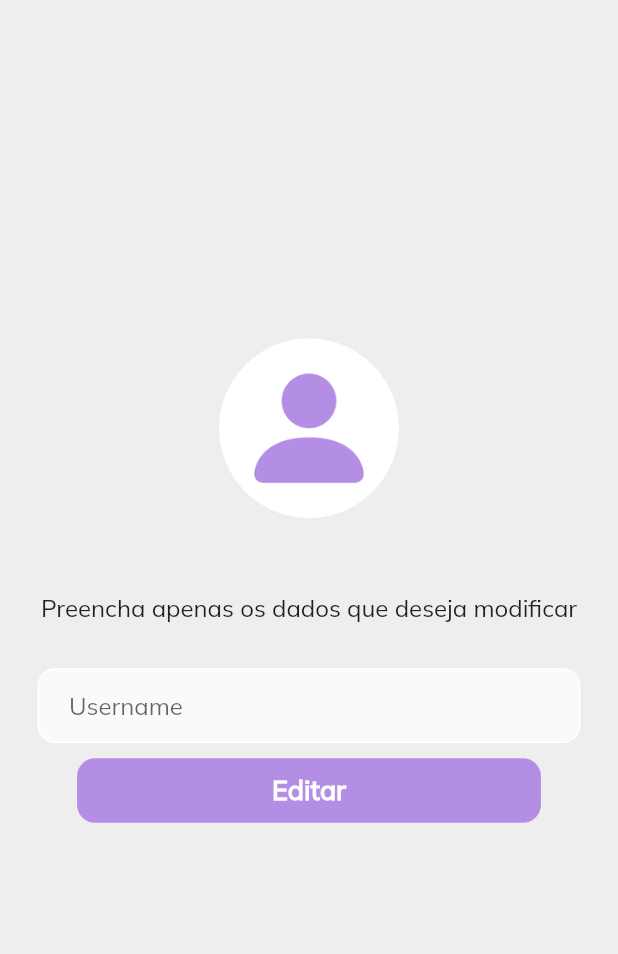
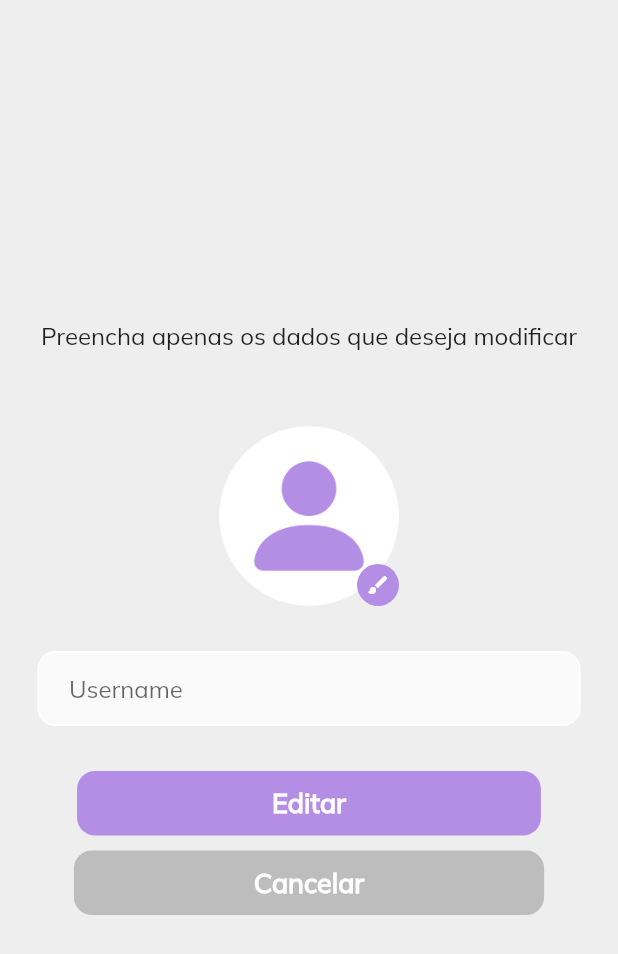
Before and after one commit to MartaMariz/PI_PCAs, a Flutter app: the EditPage screen opened directly with empty values, on a phone screen of 412 x 824 dp. Shown: the top 954 px of the screen. Run offline on Flutter 3.47's test engine with Material 2 defaults, Android fonts, the phone set to English and light mode, and no system bars; our stand-ins replace cloud_firestore, firebase_auth, firebase_core; accounts and stored records are empty.

Commit message:
Change profile pic + username

```diff
--- a/lib/view/pages/auth/logout_view.dart
+++ b/lib/view/pages/auth/logout_view.dart
@@ -68,6 +68,7 @@ class _LogOutPage extends State<LogOutPage>{
                   ),
                 ),
                 const SizedBox( height: 10),
+
                 //cancel button
                 Container(
                   child: GestureDetector(
--- a/lib/view/pages/edit_profile_view.dart
+++ b/lib/view/pages/edit_profile_view.dart
@@ -31,7 +31,7 @@ class _EditPage extends State<EditPage>{
 
   final _formKey = GlobalKey<FormState>();
   final _usernameController = TextEditingController();
-  final int _imageController = -1;
+  static late int _imageController = -1;
   final user;
 
   final DatabaseService _database = DatabaseService();
@@ -57,9 +57,12 @@ class _EditPage extends State<EditPage>{
     }
   }
 
+  Future cancel() async{
+    Navigator.pop(context);
+  }
+
   @override
   Widget build(BuildContext context) {
-
     return Scaffold(
         resizeToAvoidBottomInset: false,
         backgroundColor: Colors.grey[200],
@@ -70,18 +73,37 @@ class _EditPage extends State<EditPage>{
                   child: Column(
                     mainAxisAlignment: MainAxisAlignment.center,
                     children:  [
-                      CircleAvatar(
-                        radius : 60,
-                        backgroundColor: Colors.transparent,
-                        backgroundImage: ExactAssetImage(nullPic),
-                      ),
-                      const SizedBox( height: 50,),
                       const Text('Preencha apenas os dados que deseja modificar',
                           style: TextStyle(
                             fontSize:16,
                           )
                       ),
+                      const SizedBox( height: 50,),
 
+                      CircleAvatar(
+                        radius : 60,
+                        backgroundColor: Colors.transparent,
+                        backgroundImage: _imageController == -1?
+                        ExactAssetImage(nullPic) : ExactAssetImage(profilePics[_imageController]),
+                        child: Align(
+                          alignment: Alignment.bottomRight,
+                          child:  GestureDetector(
+                            onTap: (){
+                              showDialog(context: context,
+                                  builder: (BuildContext context) => showPics);
+                            },
+                            child: const CircleAvatar(
+                            backgroundColor: mainColor,
+                            radius: 14.0,
+                            child: Icon(
+                              Icons.brush,
+                              size: 16.0,
+                              color: Colors.white,
+                            ),
+                          ),
+                          ),
+                        ),
+                      ),
                       const SizedBox( height: 30,),
                       //username input
                       Padding( padding: const EdgeInsets.symmetric(horizontal: 25.0),
@@ -113,7 +135,7 @@ class _EditPage extends State<EditPage>{
                               )
                           )
                       ),
-                      const SizedBox( height: 10,),
+                      const SizedBox( height: 30,),
 
                       //edit button
                       Padding(padding: const EdgeInsets.symmetric(horizontal: 1.0),
@@ -136,8 +158,29 @@ class _EditPage extends State<EditPage>{
                           ),
                         ),
                       ),
-                      const SizedBox( height: 50,),
+                      const SizedBox( height: 10,),
 
+                      //cancel button
+                      Padding(padding: const EdgeInsets.symmetric(horizontal: 1.0),
+                        child: GestureDetector(
+                          onTap: cancel,
+                          child: Container(
+                              padding: const EdgeInsets.fromLTRB(120, 10, 120, 10),
+                              decoration:  BoxDecoration(
+                                color: Colors.grey[400],
+                                borderRadius: BorderRadius.circular(12),
+                              ),
+                              child: const Text(
+                                  'Cancelar',
+                                  style: TextStyle(
+                                      color:  Colors.white,
+                                      fontWeight: FontWeight.bold,
+                                      fontSize: 18
+                                  )
+                              )
+                          ),
+                        ),
+                      ),
                     ],
 
                   )
@@ -149,5 +192,64 @@ class _EditPage extends State<EditPage>{
     );
   }
 
+  Dialog showPics = Dialog(
+    shape: RoundedRectangleBorder(borderRadius: BorderRadius.circular(40)),
+    elevation: 16,
+    child: Container(
+      child: ListView(
+        shrinkWrap: true,
+        children: <Widget>[
+          SizedBox(height: 20),
+          Center(child: Text('Escolha uma imagem:')),
+          SizedBox(height: 20),
+          Column(
+            children: [
+              Row(
+                mainAxisAlignment: MainAxisAlignment.center,
+                children: [
+                  GestureDetector(
+                    onTap: () {_imageController = 0;},
+                    child: Image.asset("lib/assets/images/bunny_icon.png", width: 150),
+                  ),
+                  GestureDetector(
+                    onTap: () {_imageController = 1;},
+                    child: Image.asset("lib/assets/images/cat_icon.png", width: 150),
+                  ),
+                ],
+              ),
+              Row(
+                mainAxisAlignment: MainAxisAlignment.center,
+                children: [
+                  GestureDetector(
+                    onTap: () {_imageController = 2;},
+                    child: Image.asset("lib/assets/images/cow_icon.png", width: 150),
+                  ),
+                  GestureDetector(
+                    onTap: () {_imageController = 3;},
+                    child: Image.asset("lib/assets/images/dog_icon.png", width: 150),
+                  ),
+                ],
+              ),
+              Row(
+                mainAxisAlignment: MainAxisAlignment.center,
+                children: [
+                  GestureDetector(
+                    onTap: () {_imageController = 4;},
+                    child: Image.asset("lib/assets/images/fox_icon.png", width: 150)
+                    ),
+                  GestureDetector(
+                    onTap: () {_imageController = 5;},
+                    child: Image.asset("lib/assets/images/frog_icon.png", width: 150),
+                  )
+                ],
+              )
+            ],
+          )
+
+        ],
+      ),
+    ),
+  );
+
 
 }
```
